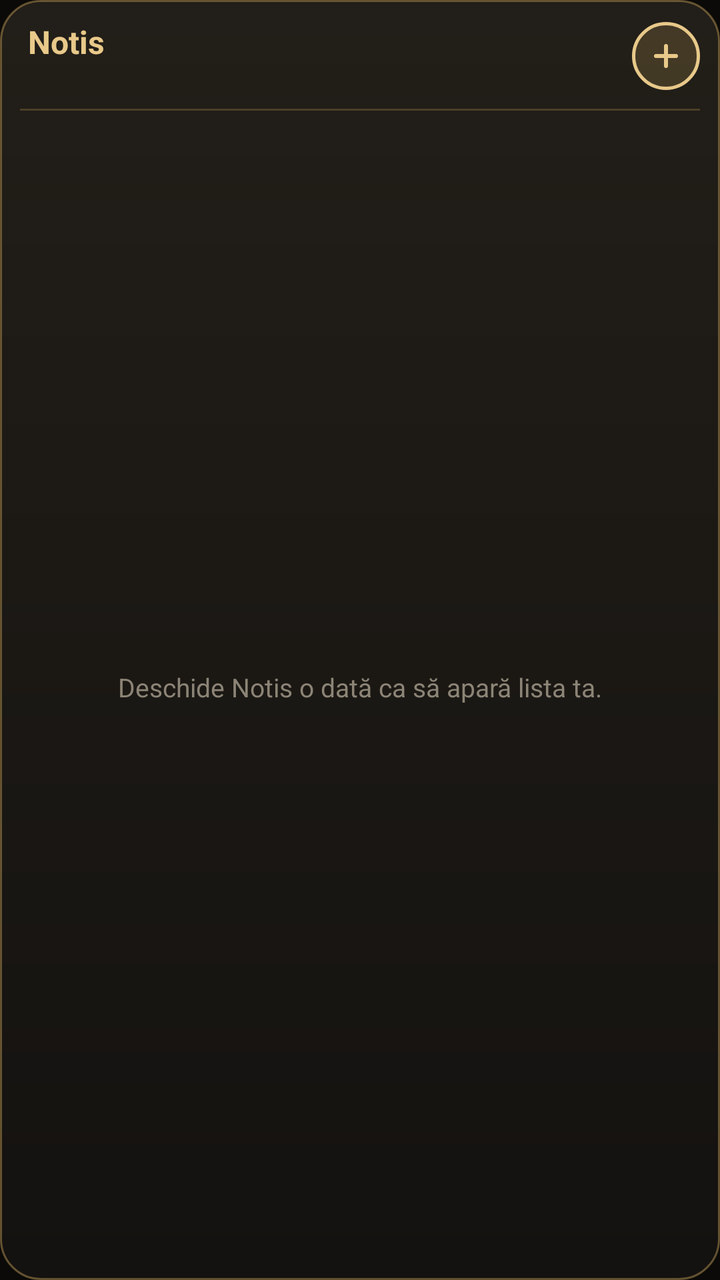
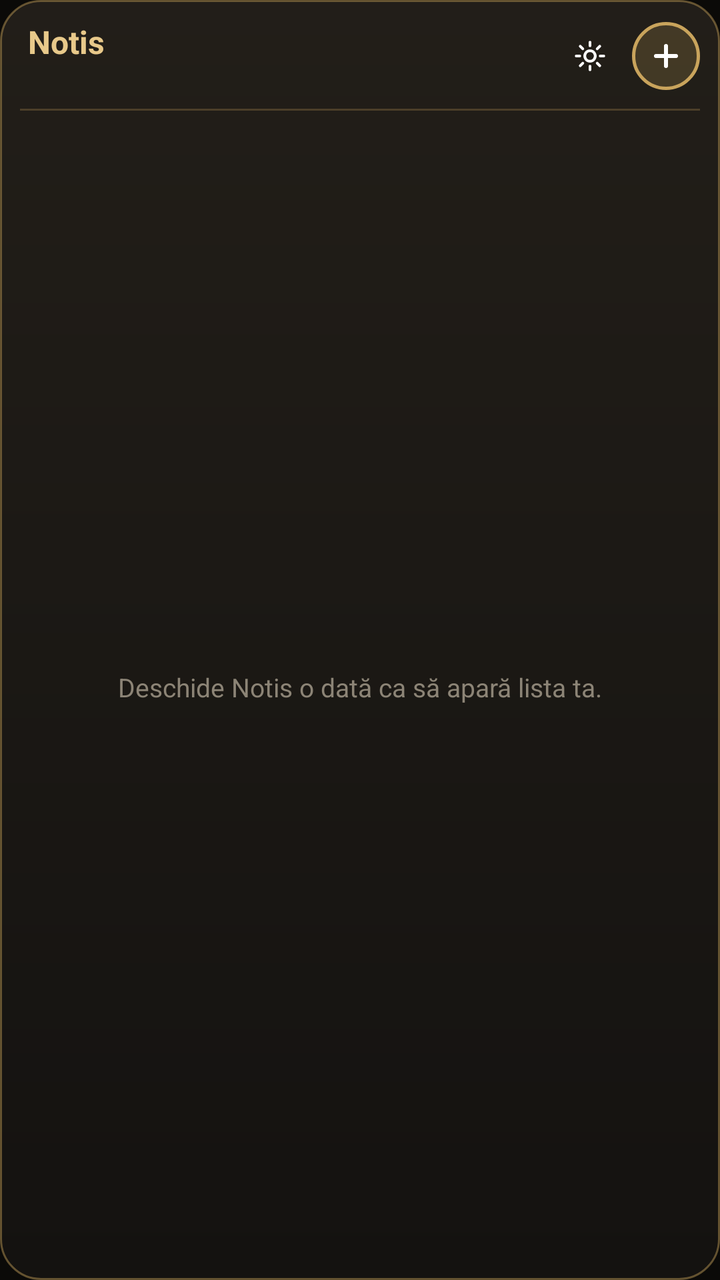

Before-and-after screenshots of an Android layout around one commit, followed by the original layout XML and the change that was made.
<!-- AndroidManifest.xml: application theme NotisTheme -->
<!-- res/layout/widget.xml -->
<?xml version="1.0" encoding="utf-8"?>
<LinearLayout xmlns:android="http://schemas.android.com/apk/res/android"
    android:id="@+id/w_root" android:layout_width="match_parent" android:layout_height="match_parent"
    android:orientation="vertical" android:background="@drawable/w_bg" android:padding="10dp">
    <LinearLayout android:layout_width="match_parent" android:layout_height="wrap_content" android:orientation="horizontal" android:gravity="center_vertical">
        <LinearLayout android:id="@+id/w_head" android:layout_width="0dp" android:layout_weight="1" android:layout_height="wrap_content" android:orientation="vertical" android:paddingStart="4dp">
            <TextView android:id="@+id/w_title" android:layout_width="match_parent" android:layout_height="wrap_content" android:text="Notis" android:textColor="@color/gold" android:textSize="16sp" android:textStyle="bold" android:maxLines="1" android:ellipsize="end" />
            <TextView android:id="@+id/w_sub" android:layout_width="match_parent" android:layout_height="wrap_content" android:text="" android:textColor="@color/wmut" android:textSize="11sp" android:maxLines="1" android:ellipsize="end" />
        </LinearLayout>
        <ImageView android:id="@+id/w_add" android:layout_width="34dp" android:layout_height="34dp" android:src="@drawable/ic_plus" android:background="@drawable/w_add" android:padding="7dp" android:contentDescription="Notiță nouă" />
    </LinearLayout>
    <ImageView android:layout_width="match_parent" android:layout_height="1dp" android:layout_marginTop="8dp" android:layout_marginBottom="2dp" android:src="@drawable/w_line" android:scaleType="fitXY" />
    <FrameLayout android:layout_width="match_parent" android:layout_height="0dp" android:layout_weight="1">
        <ListView android:id="@+id/w_list" android:layout_width="match_parent" android:layout_height="match_parent" android:divider="@null" android:dividerHeight="0dp" android:scrollbars="none" />
        <TextView android:id="@+id/w_empty" android:layout_width="match_parent" android:layout_height="match_parent" android:gravity="center" android:padding="8dp" android:text="Deschide Notis o dată ca să apară lista ta." android:textColor="@color/wmut" android:textSize="13sp" />
    </FrameLayout>
</LinearLayout>
<!-- resources referenced by this layout -->
<resources>
  <color name="gold">#FFE8C98A</color>
  <color name="wmut">#FF8C8476</color>
  <!-- drawable ic_plus (drawable) -->
  <vector xmlns:android="http://schemas.android.com/apk/res/android" android:width="20dp" android:height="20dp" android:viewportWidth="24" android:viewportHeight="24">
      <path android:strokeColor="#FFE8C98A" android:strokeWidth="2.4" android:strokeLineCap="round" android:pathData="M12,6v12M6,12h12" />
  </vector>
  <!-- drawable w_add (drawable) -->
  <?xml version="1.0" encoding="utf-8"?>
  <shape xmlns:android="http://schemas.android.com/apk/res/android" android:shape="oval">
      <solid android:color="#33C9A45C" /><stroke android:width="1.5dp" android:color="#FFE8C98A" />
  </shape>
  <!-- drawable w_bg (drawable) -->
  <?xml version="1.0" encoding="utf-8"?>
  <shape xmlns:android="http://schemas.android.com/apk/res/android" android:shape="rectangle">
      <gradient android:angle="270" android:startColor="#F2231F19" android:endColor="#F2141210" />
      <corners android:radius="20dp" />
      <stroke android:width="1dp" android:color="#73C9A45C" />
  </shape>
  <!-- drawable w_line (drawable) -->
  <?xml version="1.0" encoding="utf-8"?>
  <shape xmlns:android="http://schemas.android.com/apk/res/android" android:shape="rectangle"><solid android:color="#40C9A45C" /></shape>
  <style name="NotisTheme" parent="android:Theme.Material.NoActionBar">
          <item name="android:windowBackground">@color/bg</item>
          <item name="android:statusBarColor">@color/bg</item>
          <item name="android:navigationBarColor">@color/bg</item>
          <item name="android:colorAccent">@color/gold</item>
      </style>
  <color name="bg">#FF0B0A08</color>
</resources>

<!-- the commit's change to res/layout/widget.xml (unified diff, before → after) -->
@@ -1,15 +1,16 @@
 <?xml version="1.0" encoding="utf-8"?>
 <LinearLayout xmlns:android="http://schemas.android.com/apk/res/android"
     android:id="@+id/w_root" android:layout_width="match_parent" android:layout_height="match_parent"
-    android:orientation="vertical" android:background="@drawable/w_bg" android:padding="10dp">
+    android:orientation="vertical" android:background="@drawable/w_bg_gold" android:padding="10dp">
     <LinearLayout android:layout_width="match_parent" android:layout_height="wrap_content" android:orientation="horizontal" android:gravity="center_vertical">
         <LinearLayout android:id="@+id/w_head" android:layout_width="0dp" android:layout_weight="1" android:layout_height="wrap_content" android:orientation="vertical" android:paddingStart="4dp">
             <TextView android:id="@+id/w_title" android:layout_width="match_parent" android:layout_height="wrap_content" android:text="Notis" android:textColor="@color/gold" android:textSize="16sp" android:textStyle="bold" android:maxLines="1" android:ellipsize="end" />
-            <TextView android:id="@+id/w_sub" android:layout_width="match_parent" android:layout_height="wrap_content" android:text="" android:textColor="@color/wmut" android:textSize="11sp" android:maxLines="1" android:ellipsize="end" />
+            <TextView android:id="@+id/w_sub" android:layout_width="match_parent" android:layout_height="wrap_content" android:textColor="@color/wmut" android:textSize="11sp" android:maxLines="1" android:ellipsize="end" />
         </LinearLayout>
-        <ImageView android:id="@+id/w_add" android:layout_width="34dp" android:layout_height="34dp" android:src="@drawable/ic_plus" android:background="@drawable/w_add" android:padding="7dp" android:contentDescription="Notiță nouă" />
+        <ImageView android:id="@+id/w_cfg" android:layout_width="30dp" android:layout_height="30dp" android:layout_marginEnd="6dp" android:src="@drawable/ic_gear" android:padding="6dp" android:contentDescription="Setări widget" />
+        <ImageView android:id="@+id/w_add" android:layout_width="34dp" android:layout_height="34dp" android:src="@drawable/ic_plus" android:background="@drawable/w_add_gold" android:padding="7dp" android:contentDescription="Adaugă" />
     </LinearLayout>
-    <ImageView android:layout_width="match_parent" android:layout_height="1dp" android:layout_marginTop="8dp" android:layout_marginBottom="2dp" android:src="@drawable/w_line" android:scaleType="fitXY" />
+    <ImageView android:id="@+id/w_line" android:layout_width="match_parent" android:layout_height="1dp" android:layout_marginTop="8dp" android:layout_marginBottom="2dp" android:src="@drawable/w_line" android:scaleType="fitXY" />
     <FrameLayout android:layout_width="match_parent" android:layout_height="0dp" android:layout_weight="1">
         <ListView android:id="@+id/w_list" android:layout_width="match_parent" android:layout_height="match_parent" android:divider="@null" android:dividerHeight="0dp" android:scrollbars="none" />
         <TextView android:id="@+id/w_empty" android:layout_width="match_parent" android:layout_height="match_parent" android:gravity="center" android:padding="8dp" android:text="Deschide Notis o dată ca să apară lista ta." android:textColor="@color/wmut" android:textSize="13sp" />
<!-- resource entries referenced after the edit -->
@@ -2,22 +2,16 @@
 <resources>
   <color name="gold">#FFE8C98A</color>
   <color name="wmut">#FF8C8476</color>
+  <!-- drawable ic_gear (drawable) -->
+  <vector xmlns:android="http://schemas.android.com/apk/res/android" android:width="18dp" android:height="18dp" android:viewportWidth="24" android:viewportHeight="24"><path android:strokeColor="#FFFFFFFF" android:fillColor="#00000000" android:strokeLineCap="round" android:strokeLineJoin="round" android:strokeWidth="1.8" android:pathData="M12,8.5a3.5,3.5 0,1 0,0.01 0zM12,2.8v2.4M12,18.8v2.4M2.8,12h2.4M18.8,12h2.4M5.5,5.5l1.7,1.7M16.8,16.8l1.7,1.7M5.5,18.5l1.7,-1.7M16.8,7.2l1.7,-1.7"/></vector>
   <!-- drawable ic_plus (drawable) -->
-  <vector xmlns:android="http://schemas.android.com/apk/res/android" android:width="20dp" android:height="20dp" android:viewportWidth="24" android:viewportHeight="24">
-      <path android:strokeColor="#FFE8C98A" android:strokeWidth="2.4" android:strokeLineCap="round" android:pathData="M12,6v12M6,12h12" />
-  </vector>
-  <!-- drawable w_add (drawable) -->
+  <vector xmlns:android="http://schemas.android.com/apk/res/android" android:width="20dp" android:height="20dp" android:viewportWidth="24" android:viewportHeight="24"><path android:strokeColor="#FFFFFFFF" android:fillColor="#00000000" android:strokeLineCap="round" android:strokeLineJoin="round" android:strokeWidth="2.4" android:pathData="M12,6v12M6,12h12"/></vector>
+  <!-- drawable w_add_gold (drawable) -->
   <?xml version="1.0" encoding="utf-8"?>
-  <shape xmlns:android="http://schemas.android.com/apk/res/android" android:shape="oval">
-      <solid android:color="#33C9A45C" /><stroke android:width="1.5dp" android:color="#FFE8C98A" />
-  </shape>
-  <!-- drawable w_bg (drawable) -->
+  <shape xmlns:android="http://schemas.android.com/apk/res/android" android:shape="oval"><solid android:color="#33C9A45C" /><stroke android:width="1.5dp" android:color="#FFC9A45C" /></shape>
+  <!-- drawable w_bg_gold (drawable) -->
   <?xml version="1.0" encoding="utf-8"?>
-  <shape xmlns:android="http://schemas.android.com/apk/res/android" android:shape="rectangle">
-      <gradient android:angle="270" android:startColor="#F2231F19" android:endColor="#F2141210" />
-      <corners android:radius="20dp" />
-      <stroke android:width="1dp" android:color="#73C9A45C" />
-  </shape>
+  <shape xmlns:android="http://schemas.android.com/apk/res/android" android:shape="rectangle"><gradient android:angle="270" android:startColor="#F2231F19" android:endColor="#F2141210" /><corners android:radius="20dp" /><stroke android:width="1dp" android:color="#73C9A45C" /></shape>
   <!-- drawable w_line (drawable) -->
   <?xml version="1.0" encoding="utf-8"?>
   <shape xmlns:android="http://schemas.android.com/apk/res/android" android:shape="rectangle"><solid android:color="#40C9A45C" /></shape>
